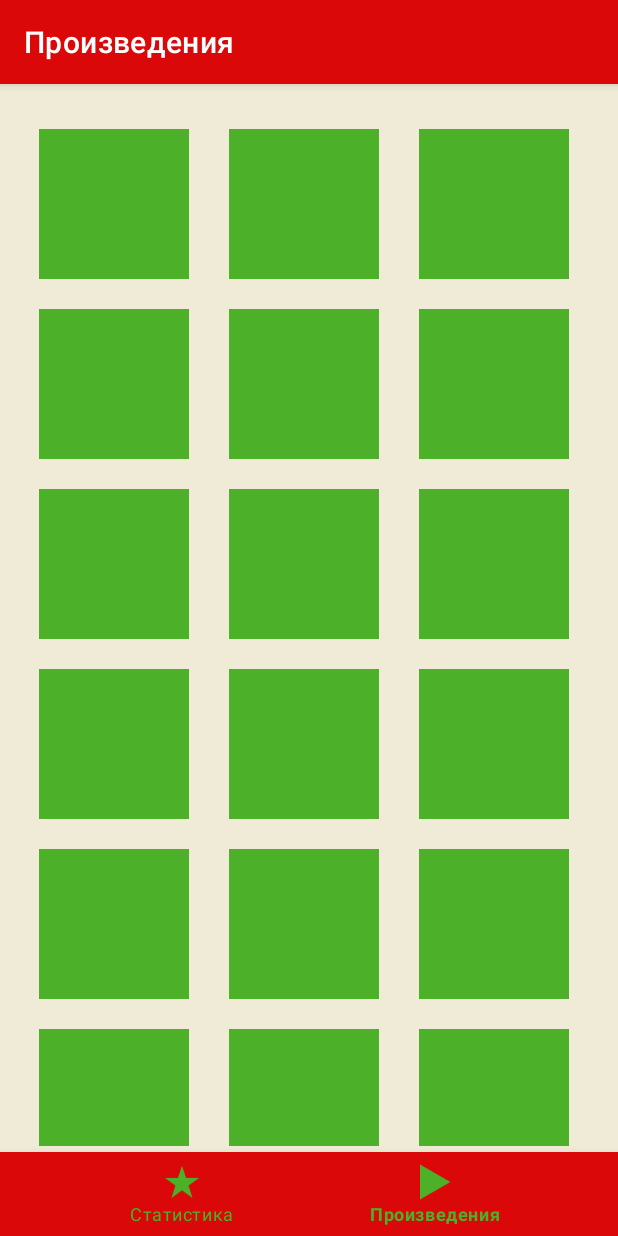
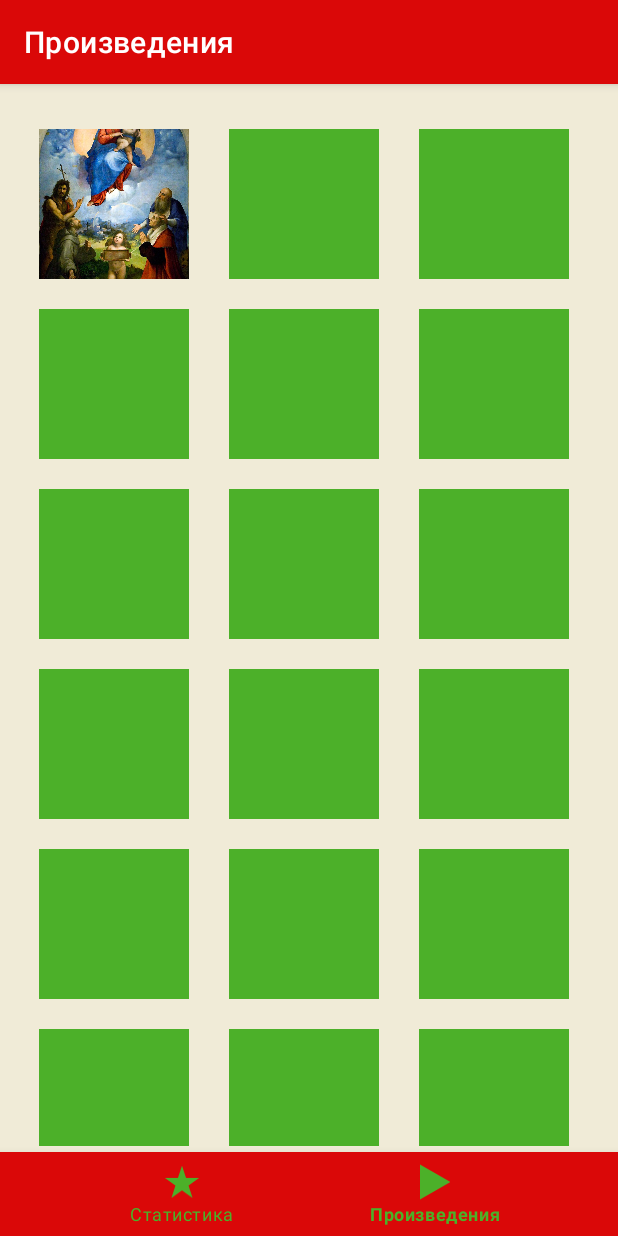
Before and after one commit to Koshkaallmaznaya/game_Kotlin, an Android app: the screen it shows after launch (MainActivity), item 2 of the bottom bar chosen, on a phone screen of 412 x 824 dp. Run offline under Robolectric (Android 15) with nearby library versions, the phone set to English and light mode, and no system bars; our stand-ins replace navigation-ui.

Commit message:
сделаны картинки в списке уровней

```diff
--- a/app/src/main/java/ru/dpankratov/hidengallery/placeholder/PlaceholderContent.kt
+++ b/app/src/main/java/ru/dpankratov/hidengallery/placeholder/PlaceholderContent.kt
@@ -1,5 +1,6 @@
 package ru.dpankratov.hidengallery.placeholder
 
+import ru.dpankratov.hidengallery.R
 import java.util.ArrayList
 import java.util.HashMap
 import kotlin.reflect.typeOf
@@ -11,16 +12,16 @@ import kotlin.reflect.typeOf
  * TODO: Replace all uses of this class before publishing your app.
  */
 val levels = arrayOf(
-    arrayOf(1, "описание", "@drawable/photo_level_1", false), arrayOf(2, "описание", "@drawable/photo_level_2", false),
-    arrayOf(3, "описание", "@drawable/photo_level_3", false), arrayOf(4, "описание", "@drawable/photo_level_3", false),
-    arrayOf(5, "описание", "@drawable/photo_level_5", false), arrayOf(6, "описание", "@drawable/photo_level_6", false),
-    arrayOf(7, "описание", "@drawable/photo_level_7", false), arrayOf(8, "описание", "@drawable/photo_level_8", false),
-    arrayOf(9, "описание", "@drawable/photo_level_9", false), arrayOf(10, "описание", "@drawable/photo_level_10", false),
-    arrayOf(11, "описание", "@drawable/photo_level_11", false), arrayOf(12, "описание", "@drawable/photo_level_12", false),
-    arrayOf(13, "описание", "@drawable/photo_level_13", false), arrayOf(14, "описание", "@drawable/photo_level_14", false),
-    arrayOf(15, "описание", "@drawable/photo_level_15", false), arrayOf(16, "описание", "@drawable/photo_level_16", false),
-    arrayOf(17, "описание", "@drawable/photo_level_17", false), arrayOf(18, "описание", "@drawable/photo_level_18", false),
-    arrayOf(19, "описание", "@drawable/photo_level_19", false), arrayOf(20, "описание", "@drawable/photo_level_20", false)
+    PlaceholderContent.PlaceholderItem(1, "описание", R.drawable.photo_level_1, true), PlaceholderContent.PlaceholderItem(2, "описание", R.drawable.photo_level_2, false),
+    PlaceholderContent.PlaceholderItem(3, "описание", R.drawable.photo_level_3, false), PlaceholderContent.PlaceholderItem(4, "описание", R.drawable.photo_level_4, false),
+    PlaceholderContent.PlaceholderItem(5, "описание", R.drawable.photo_level_5, false), PlaceholderContent.PlaceholderItem(6, "описание", R.drawable.photo_level_6, false),
+    PlaceholderContent.PlaceholderItem(7, "описание", R.drawable.photo_level_7, false), PlaceholderContent.PlaceholderItem(8, "описание", R.drawable.photo_level_8, false),
+    PlaceholderContent.PlaceholderItem(9, "описание", R.drawable.photo_level_9, false), PlaceholderContent.PlaceholderItem(10, "описание", R.drawable.photo_level_10, false),
+    PlaceholderContent.PlaceholderItem(11, "описание", R.drawable.photo_level_11, false), PlaceholderContent.PlaceholderItem(12, "описание", R.drawable.photo_level_12, false),
+    PlaceholderContent.PlaceholderItem(13, "описание", R.drawable.photo_level_13, false), PlaceholderContent.PlaceholderItem(14, "описание", R.drawable.photo_level_14, false),
+    PlaceholderContent.PlaceholderItem(15, "описание", R.drawable.photo_level_15, false), PlaceholderContent.PlaceholderItem(16, "описание", R.drawable.photo_level_16, false),
+    PlaceholderContent.PlaceholderItem(17, "описание", R.drawable.photo_level_17, false), PlaceholderContent.PlaceholderItem(18, "описание", R.drawable.photo_level_18, false),
+    PlaceholderContent.PlaceholderItem(19, "описание", R.drawable.photo_level_19, false), PlaceholderContent.PlaceholderItem(20, "описание", R.drawable.photo_level_20, false)
 )
 
 object PlaceholderContent {
@@ -35,18 +36,18 @@ object PlaceholderContent {
      */
     val ITEM_MAP: MutableMap<String, PlaceholderItem> = HashMap()
 
-    private val COUNT = 20
+    //private val COUNT = 20
 
     init {
         // Add some sample items.
-        for (i in 1..COUNT) {
-            addItem(PlaceholderItem(i.toString(), "levels[i][1].toString()", "levels[i][2].toString()", true))
+        for (i in 0..levels.size-1) {
+            addItem(levels[i])
         }
     }
 
     private fun addItem(item: PlaceholderItem) {
         ITEMS.add(item)
-        ITEM_MAP.put(item.id, item)
+        ITEM_MAP.put(item.id.toString(), item)
     }
 
     //private fun createPlaceholderItem(position: Int): PlaceholderItem {
@@ -65,7 +66,7 @@ object PlaceholderContent {
     /**
      * A placeholder item representing a piece of content.
      */
-    data class PlaceholderItem(val id: String, val content: String, val details: String, val pass: Boolean) {
+    data class PlaceholderItem(val id: Int, val content: String, val photo: Int, val pass: Boolean) {
         override fun toString(): String = content
     }
 }
--- a/app/src/main/java/ru/dpankratov/hidengallery/ui/listlevel/ListLevelViewAdapter.kt
+++ b/app/src/main/java/ru/dpankratov/hidengallery/ui/listlevel/ListLevelViewAdapter.kt
@@ -30,8 +30,12 @@ class ListLevelViewAdapter(
 
     override fun onBindViewHolder(holder: ViewHolder, position: Int) {
         val item = values[position]
-        holder.idView.text = item.id
-        holder.idImage.setImageResource(R.drawable.rectangle)
+        holder.idView.text = item.id.toString()
+        if (item.pass) {
+            holder.idImage.setImageResource(item.photo)
+        } else {
+            holder.idImage.setImageResource(R.drawable.rectangle)
+        }
     }
 
     override fun getItemCount(): Int = values.size
```
